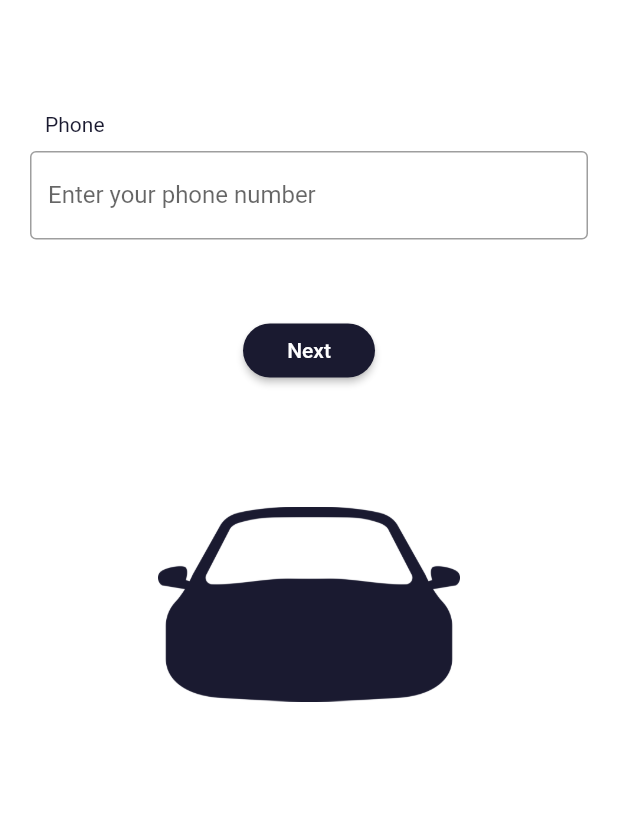
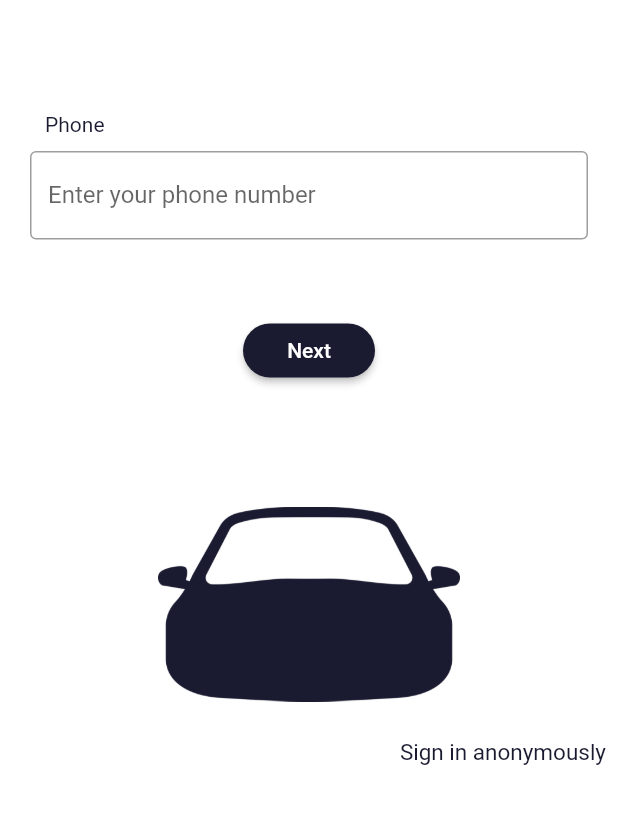
Before and after one commit to nickosmark/ShareMyRide, a Flutter app: the screen it shows after launch, after a tap on "Next", on a phone screen of 412 x 824 dp, the part 170-994 px from its top. Run offline on Flutter 3.47's test engine with Material 2 defaults, Android fonts, the phone set to English and light mode, and no system bars; our stand-ins replace cloud_firestore, datetime_picker_formfield, firebase_auth, flutter_rating_bar, flutter_spinkit, google_fonts and 1 more; missing offline and left inert: flutter_polyline_points, search_map_place; accounts and stored records are empty; network calls fail.

Commit message:
added sign in anonymously text at the bottom and fixes in profedit

```diff
--- a/lib/screens/LoginScreen.dart
+++ b/lib/screens/LoginScreen.dart
@@ -1,5 +1,6 @@
 import 'package:flutter/material.dart';
 import 'package:flutter_app/screens/MyApp.dart';
+import 'package:flutter_app/screens/ProfileEditScreen.dart';
 import 'package:flutter_app/services/DataBase.dart';
 import 'package:google_fonts/google_fonts.dart';
 
@@ -69,19 +70,8 @@ class LoginScreen extends StatelessWidget {
                         Container(
                           padding: EdgeInsets.only(top: 50.0, bottom: 80.0),
                           child: RaisedButton(
-                            onPressed: () async{
-                              //TODO this should be on a new Button. Pls change
-                              var result = await db.auth.getAnonUserSingInResult();
-                              if(result == null){
-                                print('problem with registationn :(((((((((((');
-                              }else{
-                                Navigator.push(
-                                  context,
-                                  MaterialPageRoute(
-                                    builder: (context) => MyApp(db: this.db, selectedIndex: 0,),
-                                  ),
-                                );
-                              }
+                            onPressed: () {
+                              //TODO phone auth...
                             },
                             child: Text(
                               "Next",
@@ -102,7 +92,38 @@ class LoginScreen extends StatelessWidget {
                           child: Image.asset('assets/images/login_icon.png', color: darkBlueColor,),
                         )
                       ],
-                    )
+                    ),
+                    Row(
+                      mainAxisAlignment: MainAxisAlignment.end,
+                      children: <Widget>[
+                        Padding(
+                          padding: const EdgeInsets.fromLTRB(0.0, 25.0, 8.0, 0.0),
+                          child: InkWell(
+                            onTap: () async{
+                              var result = await db.auth.getAnonUserSingInResult();
+                              if(result == null){
+                                print('problem with registationn :(((((((((((');
+                              }else{
+                                //TODO not MyApp but ProfileEditScreen
+                                Navigator.push(
+                                  context,
+                                  MaterialPageRoute(
+                                    builder: (context) => ProfileEditScreen(db: db, isNewUser: true),
+                                  ),
+                                );
+                              }
+                            },
+                            child: Text(
+                              'Sign in anonymously',
+                              style: TextStyle(
+                                color: darkBlueColor,
+                                fontSize: 15.0,
+                              ),
+                            ),
+                          ),
+                        ),
+                      ],
+                    ),
                   ],
                 ),
               ),
```
Also changed, not shown: lib/screens/ProfileEditScreen.dart (+7 -2 lines).
